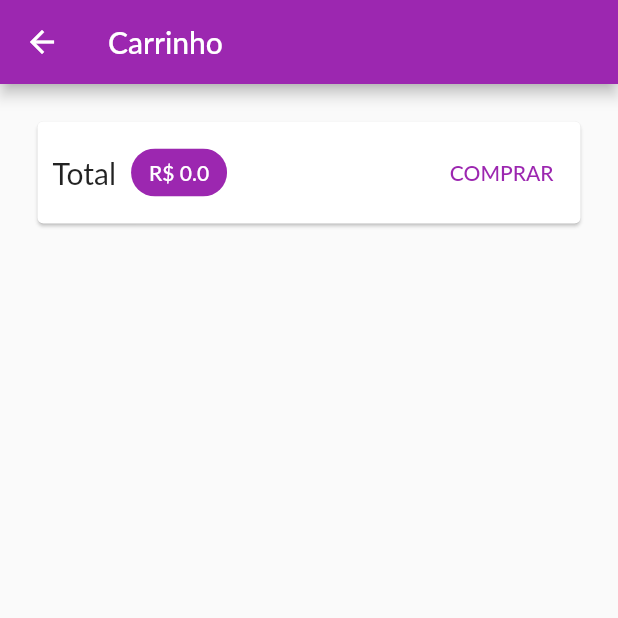
After one commit to RenatoMoratto/my-store-flutter, a Flutter app: the CartPage screen opened by its route, on a phone screen of 412 x 824 dp, the top half of it. The commit adds this screen. Run offline on Flutter 3.47's test engine with Material 2 defaults, Android fonts, the phone set to English and light mode, and no system bars; network calls fail; Roboto replaces fonts that are missing (Lato).

Commit message:
feat: create cart page

```diff
--- a/lib/main.dart
+++ b/lib/main.dart
@@ -1,5 +1,6 @@
 import 'package:flutter/material.dart';
 import 'package:provider/provider.dart';
+import 'package:shop/pages/cart_page.dart';
 import 'package:shop/pages/products_overview_page.dart';
 import 'package:shop/utils/app_routes.dart';
 
@@ -33,6 +34,7 @@ class MyApp extends StatelessWidget {
         home: const ProductsOverviewPage(),
         routes: {
           AppRoutes.productDetail: (context) => const ProductDetailPage(),
+          AppRoutes.cart: (context) => const CartPage(),
         },
         debugShowCheckedModeBanner: false,
       ),
--- /dev/null
+++ b/lib/pages/cart_page.dart
@@ -0,0 +1,54 @@
+import 'package:flutter/material.dart';
+import 'package:provider/provider.dart';
+
+import '../models/cart.dart';
+
+class CartPage extends StatelessWidget {
+  const CartPage({Key? key}) : super(key: key);
+
+  @override
+  Widget build(BuildContext context) {
+    final Cart cart = Provider.of(context);
+
+    return Scaffold(
+      appBar: AppBar(
+        title: const Text('Carrinho'),
+      ),
+      body: Column(
+        children: [
+          Card(
+            margin: const EdgeInsets.all(25),
+            child: Padding(
+              padding: const EdgeInsets.all(10),
+              child: Row(
+                mainAxisAlignment: MainAxisAlignment.spaceBetween,
+                children: [
+                  const Text(
+                    'Total',
+                    style: TextStyle(fontSize: 20),
+                  ),
+                  const SizedBox(width: 10),
+                  Chip(
+                    backgroundColor: Theme.of(context).colorScheme.primary,
+                    label: Text(
+                      'R\$ ${cart.totalAmount}',
+                      style: TextStyle(
+                        color:
+                            Theme.of(context).primaryTextTheme.headline6?.color,
+                      ),
+                    ),
+                  ),
+                  const Spacer(),
+                  TextButton(
+                    onPressed: () {},
+                    child: const Text('COMPRAR'),
+                  ),
+                ],
+              ),
+            ),
+          )
+        ],
+      ),
+    );
+  }
+}
--- a/lib/pages/products_overview_page.dart
+++ b/lib/pages/products_overview_page.dart
@@ -1,6 +1,7 @@
 import 'package:flutter/material.dart';
 import 'package:provider/provider.dart';
 import 'package:shop/components/badge.dart';
+import 'package:shop/utils/app_routes.dart';
 
 import '../components/product_grid.dart';
 import '../models/cart.dart';
@@ -49,7 +50,9 @@ class _ProductsOverviewPageState extends State<ProductsOverviewPage> {
           ),
           Consumer<Cart>(
             child: IconButton(
-              onPressed: () {},
+              onPressed: () {
+                Navigator.of(context).pushNamed(AppRoutes.cart);
+              },
               icon: const Icon(Icons.shopping_cart),
             ),
             builder: (context, cart, child) => Badge(
--- a/lib/utils/app_routes.dart
+++ b/lib/utils/app_routes.dart
@@ -1,3 +1,4 @@
 class AppRoutes {
   static const productDetail = '/product-detail';
+  static const cart = '/cart';
 }
```
